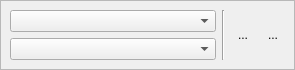
Old version of the form src/tv5plugins/forestMonitor/qt/ui/ForestMonitorToolBarDialogForm.ui in the repository ericabreu82/tv5_plugins.
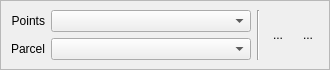
New version of the form.

Commit message: tools enhancements

```diff
--- a/src/tv5plugins/forestMonitor/qt/ui/ForestMonitorToolBarDialogForm.ui
+++ b/src/tv5plugins/forestMonitor/qt/ui/ForestMonitorToolBarDialogForm.ui
@@ -6,7 +6,7 @@
    <rect>
     <x>0</x>
     <y>0</y>
-    <width>295</width>
+    <width>330</width>
     <height>70</height>
    </rect>
   </property>
@@ -39,7 +39,7 @@
        <layout class="QGridLayout" name="gridLayout_2">
         <item row="0" column="0">
          <layout class="QGridLayout" name="gridLayout">
-          <item row="0" column="0">
+          <item row="0" column="1">
            <widget class="QComboBox" name="m_layerPointsComboBox">
             <property name="minimumSize">
              <size>
@@ -49,9 +49,29 @@
             </property>
            </widget>
           </item>
-          <item row="1" column="0">
+          <item row="1" column="1">
            <widget class="QComboBox" name="m_layerParcelComboBox"/>
           </item>
+          <item row="0" column="0">
+           <widget class="QLabel" name="label">
+            <property name="text">
+             <string>Points</string>
+            </property>
+            <property name="alignment">
+             <set>Qt::AlignRight|Qt::AlignTrailing|Qt::AlignVCenter</set>
+            </property>
+           </widget>
+          </item>
+          <item row="1" column="0">
+           <widget class="QLabel" name="label_2">
+            <property name="text">
+             <string>Parcel</string>
+            </property>
+            <property name="alignment">
+             <set>Qt::AlignRight|Qt::AlignTrailing|Qt::AlignVCenter</set>
+            </property>
+           </widget>
+          </item>
          </layout>
         </item>
         <item row="0" column="1">
```
The commit also changes 2 other files.
